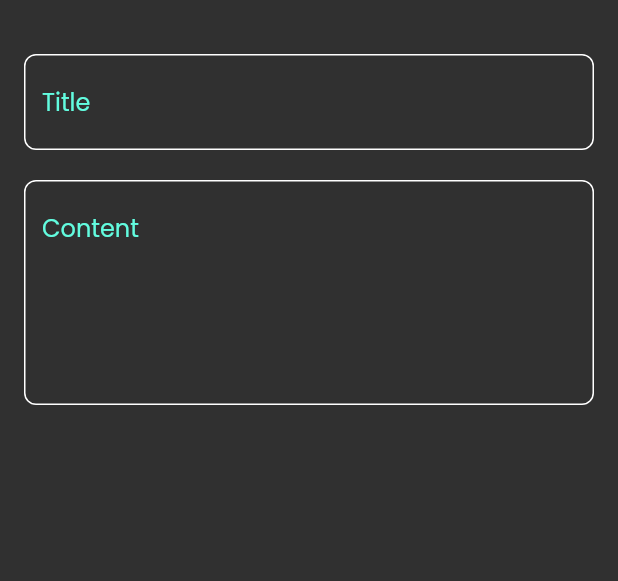
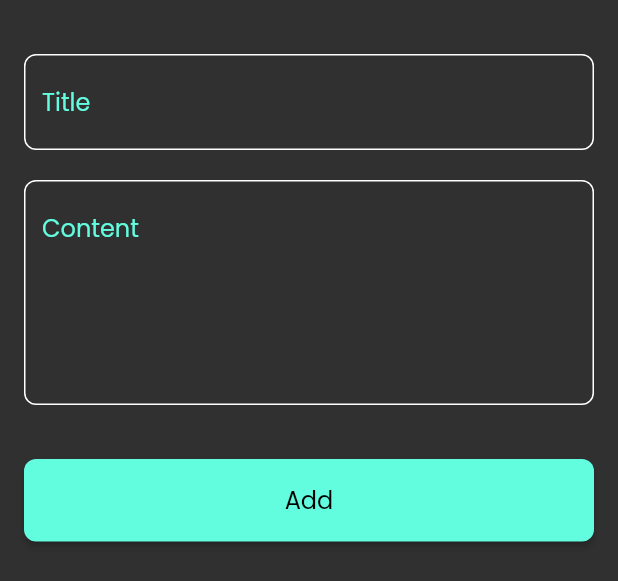
Before and after one commit to Mohamed123-r/notes-app, a Flutter app: the AddNoteBottomSheet widget shown alone on an empty page, opened directly, on a phone screen of 412 x 824 dp. Shown: the top 581 px of the screen. Run offline on Flutter 3.47's test engine with Material 2 defaults, Android fonts, the phone set to English and light mode, and no system bars; our stand-ins replace font_awesome_flutter.

Commit message:
add button to add note bottom sheet

```diff
--- a/lib/widgets/add_bottom_model_sheet.dart
+++ b/lib/widgets/add_bottom_model_sheet.dart
@@ -1,5 +1,7 @@
 import 'package:flutter/material.dart';
 
+
+import 'custom_button.dart';
 import 'custom_text_field.dart';
 
 class AddNoteBottomSheet extends StatelessWidget {
@@ -7,9 +9,9 @@ class AddNoteBottomSheet extends StatelessWidget {
 
   @override
   Widget build(BuildContext context) {
-    return Container(
-      child: Padding(
-        padding: const EdgeInsets.all(16.0),
+    return Padding(
+      padding: const EdgeInsets.all(16.0),
+      child: SingleChildScrollView(
         child: Column(
           children: [
             const SizedBox(
@@ -25,6 +27,13 @@ class AddNoteBottomSheet extends StatelessWidget {
               hint: 'Content',
               maxLine: 5,
             ),
+            const SizedBox(
+              height: 36,
+            ),
+            CustomButton(),
+            const SizedBox(
+              height: 20,
+            ),
           ],
         ),
       ),
--- /dev/null
+++ b/lib/widgets/custom_button.dart
@@ -0,0 +1,29 @@
+
+import 'package:flutter/material.dart';
+
+import '../constants.dart';
+
+class CustomButton extends StatelessWidget {
+  const CustomButton({super.key});
+
+  @override
+  Widget build(BuildContext context) {
+    return MaterialButton(
+      shape: RoundedRectangleBorder(
+        borderRadius: BorderRadius.circular(8), // <-- Radius
+      ),
+      height: 55,
+      minWidth: MediaQuery.of(context).size.width,
+      color: kPrimaryColor,
+      onPressed: () {},
+      child: Text(
+        'Add',
+        style: TextStyle(
+          color: Colors.black,
+          fontSize: 16,
+
+        ),
+      ),
+    );
+  }
+}
```
